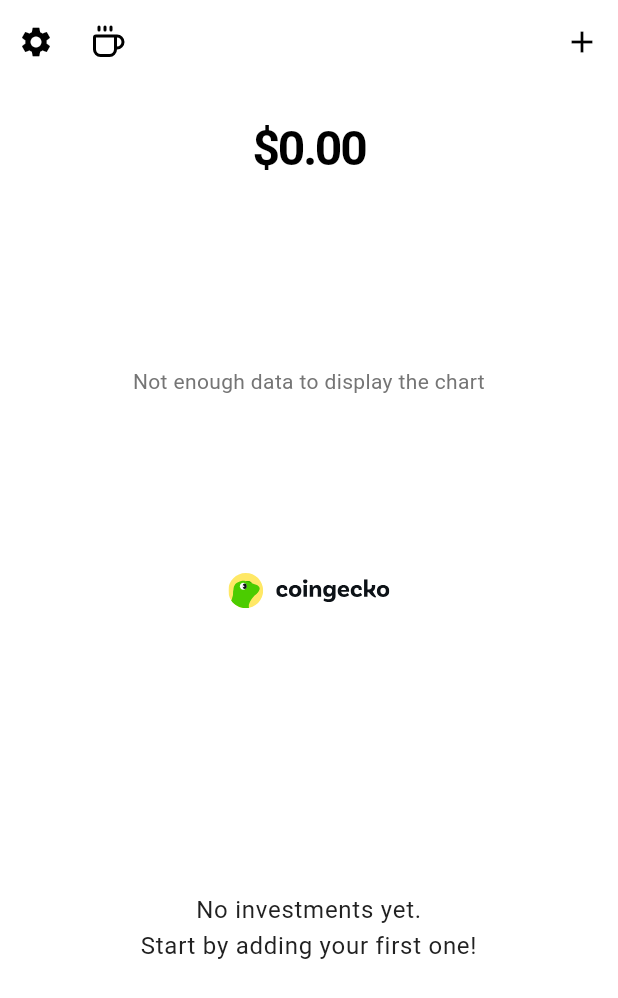
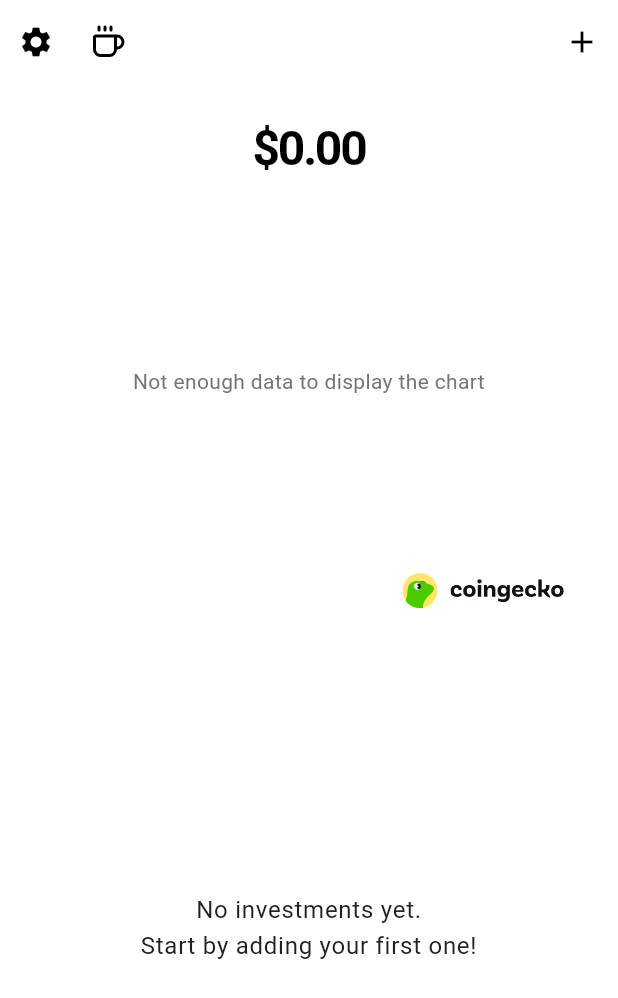
Before and after one commit to GoldLettuce/Lumina, a Flutter app: the screen it shows after launch, on a phone screen of 412 x 824 dp. Shown: the top 998 px of the screen. Run offline on Flutter 3.47's test engine with Material 3 defaults, Android fonts, the phone set to English and light mode, and no system bars; our stand-ins replace fl_chart, flutter_svg, hive, hive_flutter, lucide_icons, permission_handler; accounts and stored records are empty; network calls fail.

Commit message:
style: alinear logo de CoinGecko a la derecha
- Se ha ajustado la alineación del logo CoinGecko en el widget CoinGeckoAttribution.
- Ahora el logo se muestra pegado al borde derecho con padding de 16 px.
- No se modifica la lógica del logo ni la estructura de modos de color.

```diff
--- a/lib/ui/widgets/coingecko_attribution.dart
+++ b/lib/ui/widgets/coingecko_attribution.dart
@@ -69,12 +69,12 @@ class CoinGeckoAttribution extends StatelessWidget {
           await launchUrl(uri, mode: LaunchMode.externalApplication);
         }
       },
-      child: Container(
-        width: double.infinity,
-        padding: const EdgeInsets.symmetric(vertical: 16),
-        alignment: Alignment.center,
-        child: logo,
-      ),
+             child: Container(
+         width: double.infinity,
+         padding: const EdgeInsets.only(right: 16, top: 16, bottom: 16),
+         alignment: Alignment.centerRight,
+         child: logo,
+       ),
     );
   }
 }
```
